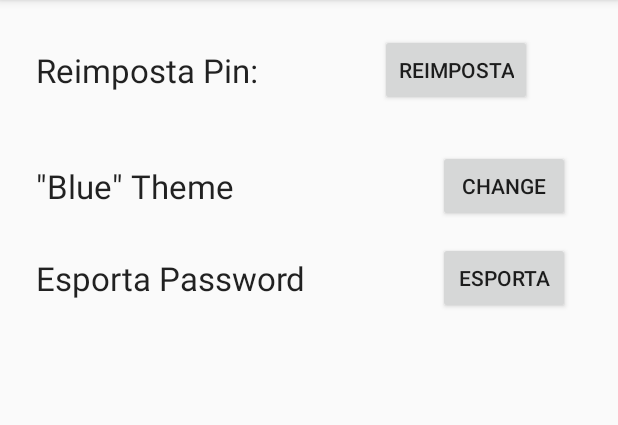
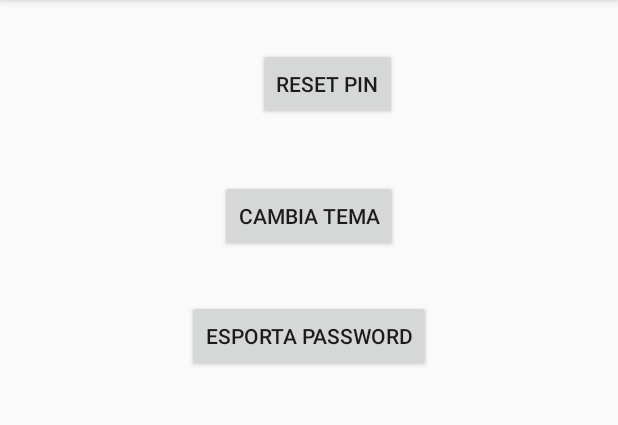
Before and after one commit to DanieleEmilioPassarella/PasswordManager, an Android app: the SettingsActivity screen opened directly, with no data from a screen before it, on a phone screen of 412 x 824 dp, the part 84-509 px from its top. Run offline under Robolectric (Android 15) with nearby library versions, the phone set to English and light mode, and no system bars; libraries missing offline, so code that uses them is left out: org.greenrobot.greendao.

Commit message:
Support API 16 - Fix: layout for 4 inch display

```diff
--- a/app/build.gradle
+++ b/app/build.gradle
@@ -6,7 +6,7 @@ android {
     buildToolsVersion "25.0.2"
     defaultConfig {
         applicationId "reti.com.passwordmanager"
-        minSdkVersion 19
+        minSdkVersion 16
         targetSdkVersion 25
         versionCode 1
         versionName "1.0"
--- a/app/src/main/java/reti/com/passwordmanager/LoginActivity.java
+++ b/app/src/main/java/reti/com/passwordmanager/LoginActivity.java
@@ -61,8 +61,8 @@ public class LoginActivity extends AppCompatActivity {
             bt_recuperaPin.setVisibility(View.VISIBLE);
             sp_secretQuestion.setVisibility(View.GONE);
             et_secretAnsware.setVisibility(View.GONE);
-            tv_title.setText("Enter Pin");
-            bt_login.setText("Login");
+            tv_title.setText(R.string.login_title_normal);
+            bt_login.setText(R.string.login_button_normal);
             firstAccess = false;
             et_pin.requestFocusFromTouch();
 
--- a/app/src/main/java/reti/com/passwordmanager/PasswordAdapter.java
+++ b/app/src/main/java/reti/com/passwordmanager/PasswordAdapter.java
@@ -39,8 +39,6 @@ public class PasswordAdapter extends ArrayAdapter<PasswordEntry> {
         if (p != null) {
             TextView domain = (TextView) v.findViewById(R.id.tv_domain_adapter);
             TextView username = (TextView) v.findViewById(R.id.tv_username_adapter);
-            ImageView iv_backDomain = (ImageView) v.findViewById(R.id.iv_backDomain);
-            ImageView iv_backUsername = (ImageView)v.findViewById(R.id.iv_backUser);
             //TextView password = (TextView) v.findViewById(R.id.tv_password_adapter);
 
             if (domain != null) {
--- a/app/src/main/java/reti/com/passwordmanager/SettingsActivity.java
+++ b/app/src/main/java/reti/com/passwordmanager/SettingsActivity.java
@@ -44,7 +44,6 @@ public class SettingsActivity extends AppCompatActivity {
     private Button buttonConfirmPin;
     private Button buttonChangeTheme;
     private Button buttonExportPassword;
-    private TextView tv_theme;
     private EditText et_oldPin;
     private EditText et_newPin1;
     private EditText et_newPin2;
@@ -70,7 +69,6 @@ public class SettingsActivity extends AppCompatActivity {
         buttonConfirmPin = (Button) findViewById(R.id.buttonConfirmPin);
         buttonChangeTheme = (Button) findViewById(R.id.bt_changeTheme);
         buttonExportPassword = (Button) findViewById(R.id.bt_esportaPassword);
-        tv_theme = (TextView) findViewById(R.id.tv_theme);
         et_oldPin = (EditText) findViewById(R.id.oldPinET);
         et_newPin1 = (EditText) findViewById(R.id.newPinET1);
         et_newPin2 = (EditText) findViewById(R.id.newPinET2);
@@ -79,7 +77,6 @@ public class SettingsActivity extends AppCompatActivity {
         iv_newPin2 = (ImageView) findViewById(R.id.iv_newPin2);
 
         hideResetPinView();
-        setTitleTheme();
         disableConfirmResetPinButton();
         setEditTextAction();
 
@@ -251,11 +248,6 @@ public class SettingsActivity extends AppCompatActivity {
         buttonConfirmPin.setFocusableInTouchMode(true);
     }
 
-    private void setTitleTheme(){
-        String currentTheme = Utility.getTitleCurrentTheme(this);
-        tv_theme.setText("\""+currentTheme+"\""+" Theme");
-    }
-
     private void setEditTextAction(){
 
         et_oldPin.addTextChangedListener(new TextWatcher() {
--- a/app/src/main/res/layout/activity_home.xml
+++ b/app/src/main/res/layout/activity_home.xml
@@ -45,7 +45,7 @@
         android:layout_marginLeft="8dp"
         android:layout_marginRight="8dp"
         android:ems="10"
-        android:hint="Find"
+        android:hint="Cerca"
         android:inputType="textPersonName"
         android:singleLine="true"
         app:layout_constraintBottom_toBottomOf="parent"
--- a/app/src/main/res/layout/activity_settings.xml
+++ b/app/src/main/res/layout/activity_settings.xml
@@ -11,45 +11,31 @@
         android:layout_width="match_parent"
         android:layout_height="match_parent">
 
-        <TextView
-            android:id="@+id/textView2"
-            android:layout_width="wrap_content"
-            android:layout_height="wrap_content"
-            android:layout_marginLeft="24dp"
-            android:layout_marginStart="24dp"
-            android:layout_marginTop="32dp"
-            android:text="Reimposta Pin:"
-            android:textAppearance="@style/TextAppearance.AppCompat.Large"
-            app:layout_constraintLeft_toLeftOf="parent"
-            app:layout_constraintTop_toTopOf="parent" />
-
         <Button
             android:id="@+id/buttonResetPin"
             android:layout_width="wrap_content"
             android:layout_height="wrap_content"
-            android:layout_marginBottom="8dp"
             android:layout_marginEnd="8dp"
-            android:layout_marginStart="32dp"
-            android:layout_marginTop="8dp"
-            android:text="Reimposta"
-            app:layout_constraintBottom_toBottomOf="@+id/textView2"
-            app:layout_constraintTop_toTopOf="@+id/textView2"
-            app:layout_constraintLeft_toRightOf="@+id/textView2"
             android:layout_marginLeft="8dp"
             android:layout_marginRight="8dp"
-            app:layout_constraintRight_toRightOf="parent" />
+            android:layout_marginStart="32dp"
+            android:layout_marginTop="32dp"
+            android:text="Reset Pin"
+            app:layout_constraintLeft_toLeftOf="parent"
+            app:layout_constraintRight_toRightOf="parent"
+            app:layout_constraintTop_toTopOf="parent" />
 
         <EditText
             android:id="@+id/oldPinET"
             android:layout_width="150dp"
             android:layout_height="wrap_content"
-            android:layout_marginTop="32dp"
             android:ems="10"
             android:hint="Vecchio PIN"
             android:inputType="numberPassword"
             android:singleLine="true"
-            app:layout_constraintLeft_toLeftOf="@+id/textView2"
-            app:layout_constraintTop_toBottomOf="@+id/textView2" />
+            android:layout_marginTop="16dp"
+            app:layout_constraintTop_toBottomOf="@+id/buttonResetPin"
+            tools:layout_editor_absoluteX="24dp" />
 
         <Button
             android:id="@+id/buttonConfirmPin"
@@ -57,26 +43,26 @@
             android:layout_height="wrap_content"
             android:layout_marginBottom="8dp"
             android:layout_marginEnd="8dp"
+            android:layout_marginRight="8dp"
             android:layout_marginStart="8dp"
             android:layout_marginTop="8dp"
-            android:text="Confirm"
+            android:text="Conferma"
             app:layout_constraintBottom_toBottomOf="@+id/oldPinET"
+            app:layout_constraintRight_toRightOf="parent"
             app:layout_constraintTop_toTopOf="@+id/oldPinET"
             app:layout_constraintVertical_bias="0.476"
-            app:layout_constraintRight_toRightOf="@+id/buttonResetPin"
-            android:layout_marginLeft="8dp"
-            android:layout_marginRight="8dp"
-            app:layout_constraintLeft_toLeftOf="@+id/buttonResetPin" />
+            app:layout_constraintLeft_toRightOf="@+id/iv_oldPin"
+            android:layout_marginLeft="8dp" />
 
         <EditText
             android:id="@+id/newPinET2"
             android:layout_width="0dp"
             android:layout_height="wrap_content"
-            android:layout_marginTop="31dp"
+            android:layout_marginTop="-173dp"
             android:ems="10"
             android:hint="Nuovo PIN"
             android:inputType="numberPassword"
-            app:layout_constraintHorizontal_bias="0.0"
+            app:layout_constraintHorizontal_bias="1.0"
             app:layout_constraintLeft_toLeftOf="@+id/oldPinET"
             app:layout_constraintRight_toRightOf="@+id/oldPinET"
             app:layout_constraintTop_toBottomOf="@+id/newPinET1" />
@@ -151,47 +137,26 @@
                 android:id="@+id/bt_esportaPassword"
                 android:layout_width="wrap_content"
                 android:layout_height="wrap_content"
-                android:layout_marginBottom="0dp"
-                android:layout_marginTop="0dp"
-                android:text="Esporta"
-                app:layout_constraintBottom_toBottomOf="@+id/textView4"
-                app:layout_constraintTop_toTopOf="@+id/textView4"
-                android:layout_marginRight="32dp"
-                app:layout_constraintRight_toRightOf="parent" />
+                android:layout_marginLeft="0dp"
+                android:layout_marginRight="0dp"
+                android:layout_marginTop="32dp"
+                android:text="Esporta Password"
+                app:layout_constraintLeft_toLeftOf="parent"
+                app:layout_constraintRight_toRightOf="parent"
+                app:layout_constraintTop_toBottomOf="@+id/bt_changeTheme" />
 
             <Button
                 android:id="@+id/bt_changeTheme"
                 android:layout_width="wrap_content"
                 android:layout_height="wrap_content"
-                android:layout_marginBottom="8dp"
-                android:layout_marginTop="8dp"
-                android:text="Change"
-                app:layout_constraintBottom_toBottomOf="@+id/tv_theme"
-                app:layout_constraintTop_toTopOf="@+id/tv_theme"
-                android:layout_marginRight="32dp"
-                app:layout_constraintRight_toRightOf="parent" />
+                android:layout_marginLeft="0dp"
+                android:layout_marginRight="0dp"
+                android:layout_marginTop="24dp"
+                android:text="Cambia Tema"
+                app:layout_constraintLeft_toLeftOf="parent"
+                app:layout_constraintRight_toRightOf="parent"
+                app:layout_constraintTop_toTopOf="parent" />
 
-            <TextView
-                android:id="@+id/tv_theme"
-                android:layout_width="wrap_content"
-                android:layout_height="wrap_content"
-                android:layout_marginLeft="24dp"
-                android:text="Cambia Tema App"
-                android:textAppearance="@style/TextAppearance.AppCompat.Large"
-                app:layout_constraintLeft_toLeftOf="parent"
-                app:layout_constraintTop_toTopOf="parent"
-                android:layout_marginTop="32dp" />
-
-            <TextView
-                android:id="@+id/textView4"
-                android:layout_width="wrap_content"
-                android:layout_height="wrap_content"
-                android:layout_marginLeft="0dp"
-                android:layout_marginTop="32dp"
-                android:text="Esporta Password"
-                android:textAppearance="@style/TextAppearance.AppCompat.Large"
-                app:layout_constraintLeft_toLeftOf="@+id/tv_theme"
-                app:layout_constraintTop_toBottomOf="@+id/tv_theme" />
         </android.support.constraint.ConstraintLayout>
 
     </android.support.constraint.ConstraintLayout>
--- a/app/src/main/res/menu/password_menu.xml
+++ b/app/src/main/res/menu/password_menu.xml
@@ -6,18 +6,18 @@
         android:id="@+id/addCategory"
         android:icon="@drawable/ic_playlist_add_black_24dp"
         android:title="Add Category"
-        app:showAsAction="ifRoom"
+        app:showAsAction="always"
         android:orderInCategory="1" />
     <item
         android:id="@+id/addPassword"
         android:icon="@drawable/ic_add_black_24dp"
         android:title="Add"
-        app:showAsAction="ifRoom"
+        app:showAsAction="always"
         android:orderInCategory="2" />
     <item
         android:id="@+id/settings"
         android:icon="@drawable/ic_settings_black_24dp"
         android:title="Settings"
-        app:showAsAction="ifRoom"
+        app:showAsAction="always"
         android:orderInCategory="3" />
 </menu>
```
Also changed, not shown: app/src/main/java/reti/com/passwordmanager/AddNewCategory.java (+5 -4 lines), app/src/main/java/reti/com/passwordmanager/HomeActivity.java (+5 -5 lines), app/src/main/res/layout/activity_add_new_category.xml (+19 -19 lines), app/src/main/res/layout/activity_add_password_entry.xml (+8 -9 lines), app/src/main/res/layout/activity_login.xml (+4 -4 lines), app/src/main/res/layout/activity_modify_password.xml (+8 -8 lines), app/src/main/res/layout/listview_adapter_passwordentry.xml (+15 -77 lines), app/src/main/res/values/strings.xml (+12 -0 lines).
